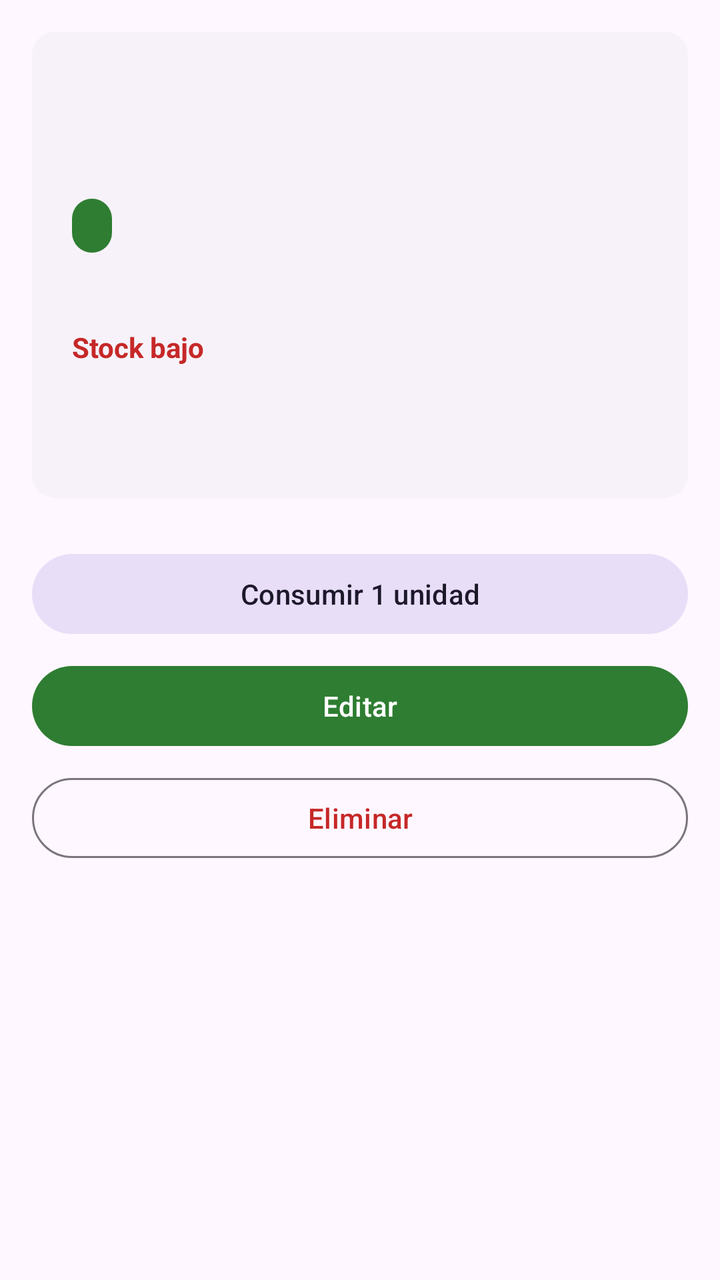
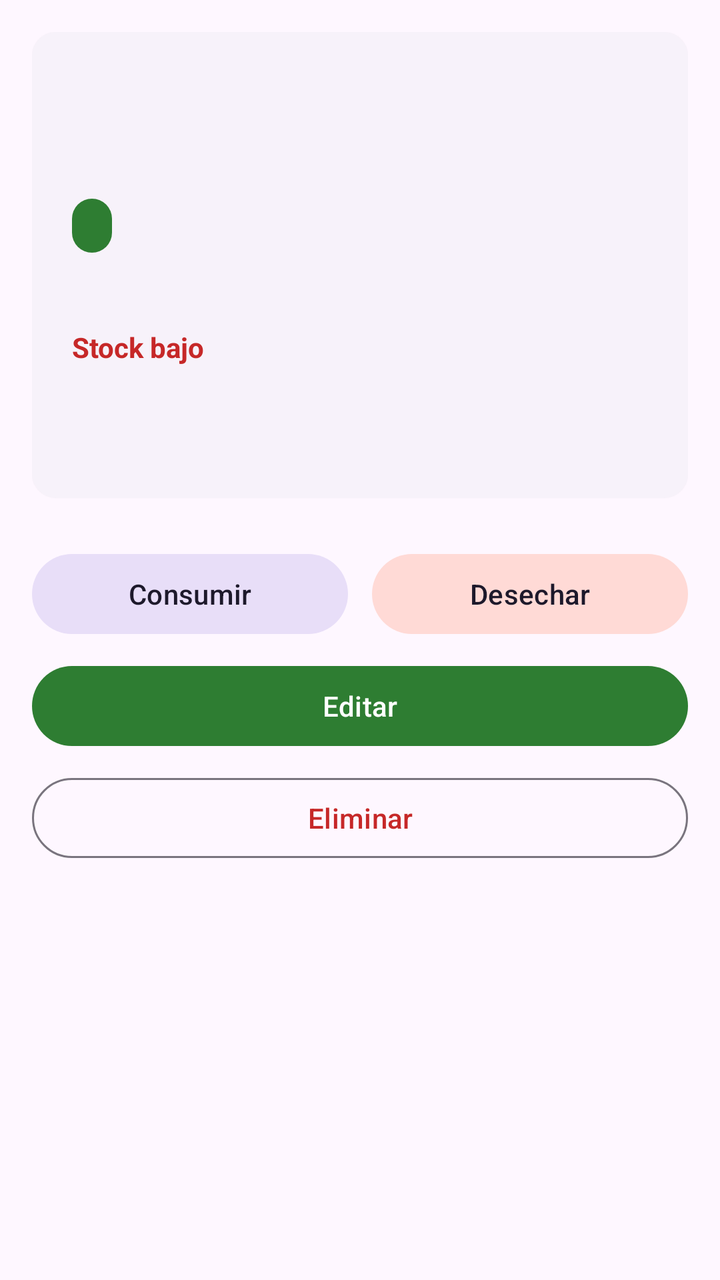

Compare the two renders of this Android layout. The source of the first and the diff that turns it into the second are given below.
<!-- AndroidManifest.xml: application theme Theme.EcoConsumo -->
<!-- res/layout/activity_detalle_producto.xml -->
<?xml version="1.0" encoding="utf-8"?>
<ScrollView xmlns:android="http://schemas.android.com/apk/res/android"
    android:layout_width="match_parent"
    android:layout_height="match_parent">

    <LinearLayout
        android:layout_width="match_parent"
        android:layout_height="wrap_content"
        android:orientation="vertical"
        android:padding="16dp">

        <com.google.android.material.card.MaterialCardView
            style="@style/Widget.Material3.CardView.Elevated"
            android:layout_width="match_parent"
            android:layout_height="wrap_content">

            <LinearLayout
                android:layout_width="match_parent"
                android:layout_height="wrap_content"
                android:orientation="vertical"
                android:padding="20dp">

                <TextView
                    android:id="@+id/tvNombre"
                    android:layout_width="wrap_content"
                    android:layout_height="wrap_content"
                    android:textAppearance="?attr/textAppearanceHeadlineSmall"
                    android:textStyle="bold" />

                <TextView
                    android:id="@+id/tvCategoria"
                    android:layout_width="wrap_content"
                    android:layout_height="wrap_content"
                    android:textAppearance="?attr/textAppearanceBodyMedium" />

                <TextView
                    android:id="@+id/tvEstado"
                    android:layout_width="wrap_content"
                    android:layout_height="wrap_content"
                    android:layout_marginTop="12dp"
                    android:background="@drawable/bg_estado"
                    android:paddingStart="10dp"
                    android:paddingTop="4dp"
                    android:paddingEnd="10dp"
                    android:paddingBottom="4dp"
                    android:textAppearance="?attr/textAppearanceLabelLarge"
                    android:textColor="@color/blanco" />

                <TextView
                    android:id="@+id/tvCantidad"
                    android:layout_width="wrap_content"
                    android:layout_height="wrap_content"
                    android:layout_marginTop="16dp"
                    android:textAppearance="?attr/textAppearanceBodyLarge" />

                <TextView
                    android:id="@+id/tvStockBajo"
                    android:layout_width="wrap_content"
                    android:layout_height="wrap_content"
                    android:text="@string/stock_bajo"
                    android:textColor="@color/estado_vencido"
                    android:textStyle="bold" />

                <TextView
                    android:id="@+id/tvFechaCompra"
                    android:layout_width="wrap_content"
                    android:layout_height="wrap_content"
                    android:layout_marginTop="8dp"
                    android:textAppearance="?attr/textAppearanceBodyMedium" />

                <TextView
                    android:id="@+id/tvFechaVencimiento"
                    android:layout_width="wrap_content"
                    android:layout_height="wrap_content"
                    android:textAppearance="?attr/textAppearanceBodyMedium" />
            </LinearLayout>
        </com.google.android.material.card.MaterialCardView>

        <Button
            android:id="@+id/btnConsumir"
            style="@style/Widget.Material3.Button.TonalButton"
            android:layout_width="match_parent"
            android:layout_height="wrap_content"
            android:layout_marginTop="24dp"
            android:text="@string/btn_consumir" />

        <Button
            android:id="@+id/btnEditar"
            android:layout_width="match_parent"
            android:layout_height="wrap_content"
            android:layout_marginTop="8dp"
            android:text="@string/btn_editar" />

        <Button
            android:id="@+id/btnEliminar"
            style="@style/Widget.Material3.Button.OutlinedButton"
            android:layout_width="match_parent"
            android:layout_height="wrap_content"
            android:layout_marginTop="8dp"
            android:text="@string/btn_eliminar"
            android:textColor="@color/estado_vencido" />
    </LinearLayout>
</ScrollView>
<!-- resources referenced by this layout -->
<resources>
  <color name="blanco">#FFFFFF</color>
  <color name="estado_vencido">#C62828</color>
  <!-- drawable bg_estado (drawable) -->
  <?xml version="1.0" encoding="utf-8"?>
  <shape xmlns:android="http://schemas.android.com/apk/res/android" android:shape="rectangle">
      <corners android:radius="12dp" />
      <solid android:color="@color/estado_vigente" />
  </shape>
  <string name="btn_consumir">Consumir 1 unidad</string>
  <string name="btn_editar">Editar</string>
  <string name="btn_eliminar">Eliminar</string>
  <string name="stock_bajo">Stock bajo</string>
  <style name="Theme.EcoConsumo" parent="Theme.Material3.DayNight">
          <item name="colorPrimary">@color/verde_primario</item>
          <item name="colorPrimaryContainer">@color/verde_claro</item>
          <item name="colorOnPrimary">@color/blanco</item>
          <item name="colorSecondary">@color/verde_oscuro</item>
          <item name="android:statusBarColor">@color/verde_oscuro</item>
          
          <item name="android:windowOptOutEdgeToEdgeEnforcement" tools:targetApi="35">true</item>
      </style>
  <color name="estado_vigente">#2E7D32</color>
  <color name="verde_primario">#2E7D32</color>
  <color name="verde_claro">#A5D6A7</color>
  <color name="verde_oscuro">#1B5E20</color>
</resources>

<!-- the commit's change to res/layout/activity_detalle_producto.xml (unified diff, before → after) -->
@@ -1,5 +1,6 @@
 <?xml version="1.0" encoding="utf-8"?>
 <ScrollView xmlns:android="http://schemas.android.com/apk/res/android"
+    xmlns:app="http://schemas.android.com/apk/res-auto"
     android:layout_width="match_parent"
     android:layout_height="match_parent">
 
@@ -73,16 +74,43 @@
                     android:layout_width="wrap_content"
                     android:layout_height="wrap_content"
                     android:textAppearance="?attr/textAppearanceBodyMedium" />
+
+                <TextView
+                    android:id="@+id/tvRegistradoPor"
+                    android:layout_width="wrap_content"
+                    android:layout_height="wrap_content"
+                    android:layout_marginTop="8dp"
+                    android:textAppearance="?attr/textAppearanceBodySmall"
+                    android:visibility="gone" />
             </LinearLayout>
         </com.google.android.material.card.MaterialCardView>
 
-        <Button
-            android:id="@+id/btnConsumir"
-            style="@style/Widget.Material3.Button.TonalButton"
+        
+        <LinearLayout
             android:layout_width="match_parent"
             android:layout_height="wrap_content"
             android:layout_marginTop="24dp"
-            android:text="@string/btn_consumir" />
+            android:orientation="horizontal">
+
+            <Button
+                android:id="@+id/btnConsumir"
+                style="@style/Widget.Material3.Button.TonalButton"
+                android:layout_width="0dp"
+                android:layout_height="wrap_content"
+                android:layout_marginEnd="6dp"
+                android:layout_weight="1"
+                android:text="@string/btn_consumir" />
+
+            <Button
+                android:id="@+id/btnDesechar"
+                style="@style/Widget.Material3.Button.TonalButton"
+                android:layout_width="0dp"
+                android:layout_height="wrap_content"
+                android:layout_marginStart="6dp"
+                android:layout_weight="1"
+                android:text="@string/btn_desechar"
+                app:backgroundTint="@color/desecho_contenedor" />
+        </LinearLayout>
 
         <Button
             android:id="@+id/btnEditar"
<!-- resource entries referenced after the edit -->
@@ -1,6 +1,7 @@
 <!-- resources referenced by this layout -->
 <resources>
   <color name="blanco">#FFFFFF</color>
+  <color name="desecho_contenedor">#FFDAD6</color>
   <color name="estado_vencido">#C62828</color>
   <!-- drawable bg_estado (drawable) -->
   <?xml version="1.0" encoding="utf-8"?>
@@ -8,7 +9,8 @@
       <corners android:radius="12dp" />
       <solid android:color="@color/estado_vigente" />
   </shape>
-  <string name="btn_consumir">Consumir 1 unidad</string>
+  <string name="btn_consumir">Consumir</string>
+  <string name="btn_desechar">Desechar</string>
   <string name="btn_editar">Editar</string>
   <string name="btn_eliminar">Eliminar</string>
   <string name="stock_bajo">Stock bajo</string>
